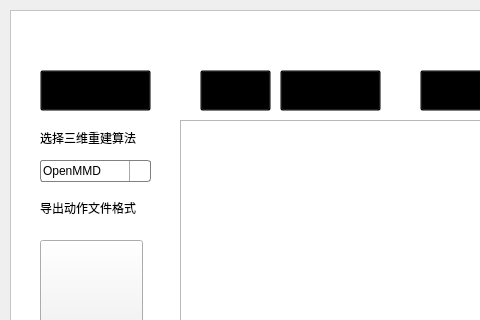
Above: 3DPoseEstimation/trackingWindow.ui from KIE9542c/3D-Motion-Tracking-and-Output before the change; both pictures show x 0 to 480 and y 0 to 320 of the 1101 by 731 pixel window. Below: the same form after it.
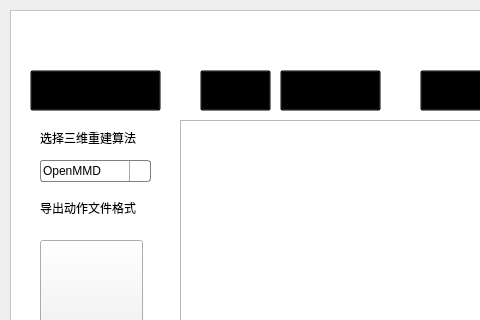
That is the form after the change. Icons and pictures are not drawn.

```diff
--- a/3DPoseEstimation/trackingWindow.ui
+++ b/3DPoseEstimation/trackingWindow.ui
@@ -218,9 +218,9 @@
     <widget class="QPushButton" name="pushButton_path">
      <property name="geometry">
       <rect>
-       <x>30</x>
+       <x>20</x>
        <y>60</y>
-       <width>111</width>
+       <width>131</width>
        <height>41</height>
       </rect>
      </property>
@@ -243,7 +243,7 @@
 </string>
      </property>
      <property name="text">
-      <string>打开文件夹</string>
+      <string>选择输出路径</string>
      </property>
      <property name="icon">
       <iconset resource="background.qrc">
```
